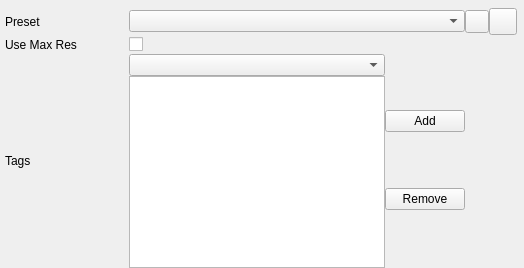
Qt form Gems/Atom/Asset/ImageProcessingAtom/Code/Source/Editor/TexturePresetSelectionWidget.ui (cyanide-studio/o3de) before a commit.
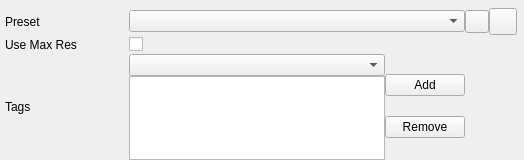
The same form after that commit. Icons and pictures are not drawn.

Commit message: TexturePresetSelection: Limit size

Patch:
```diff
--- a/Gems/Atom/Asset/ImageProcessingAtom/Code/Source/Editor/TexturePresetSelectionWidget.ui
+++ b/Gems/Atom/Asset/ImageProcessingAtom/Code/Source/Editor/TexturePresetSelectionWidget.ui
@@ -2,6 +2,14 @@
 <ui version="4.0">
     <class>TexturePresetSelectionWidget</class>
     <widget class="QWidget" name="TexturePresetSelectionWidget">
+<!-- @CYA EDIT: Set maximum size -->
+        <property name="maximumSize">
+            <size>
+                <width>16777215</width>
+                <height>160</height>
+            </size>
+        </property>
+<!-- @CYA END -->
         <layout class="QGridLayout" name="gridLayout" columnminimumwidth="124,292,16,20">
             <property name="leftMargin">
                 <number>5</number>
```
